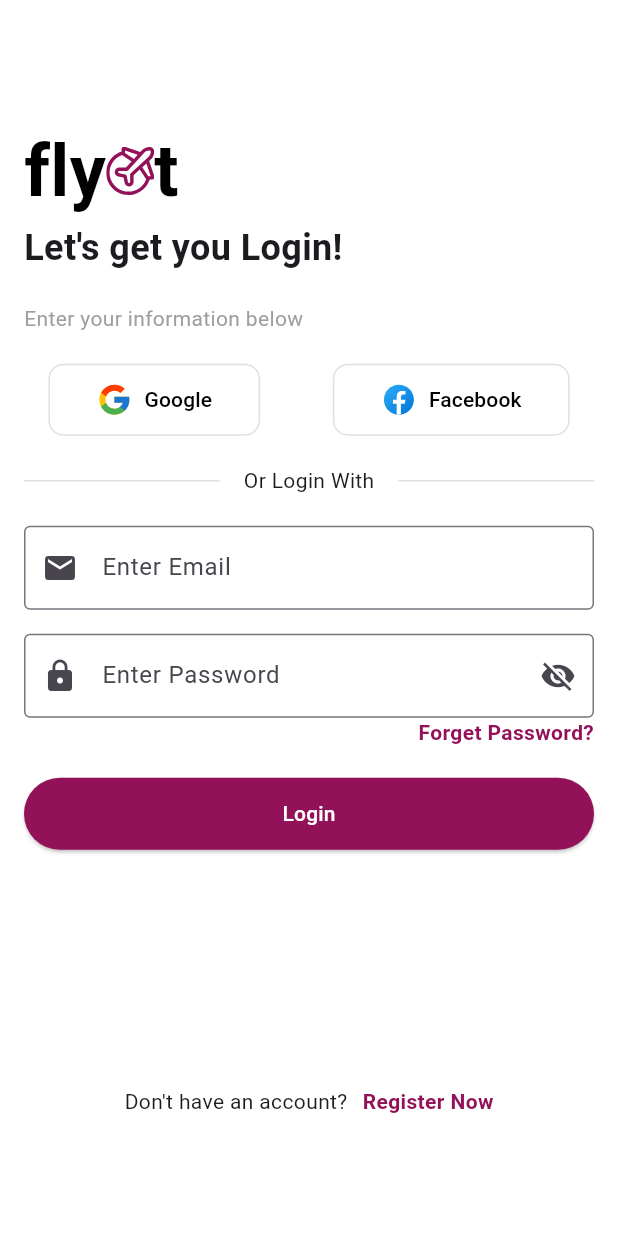
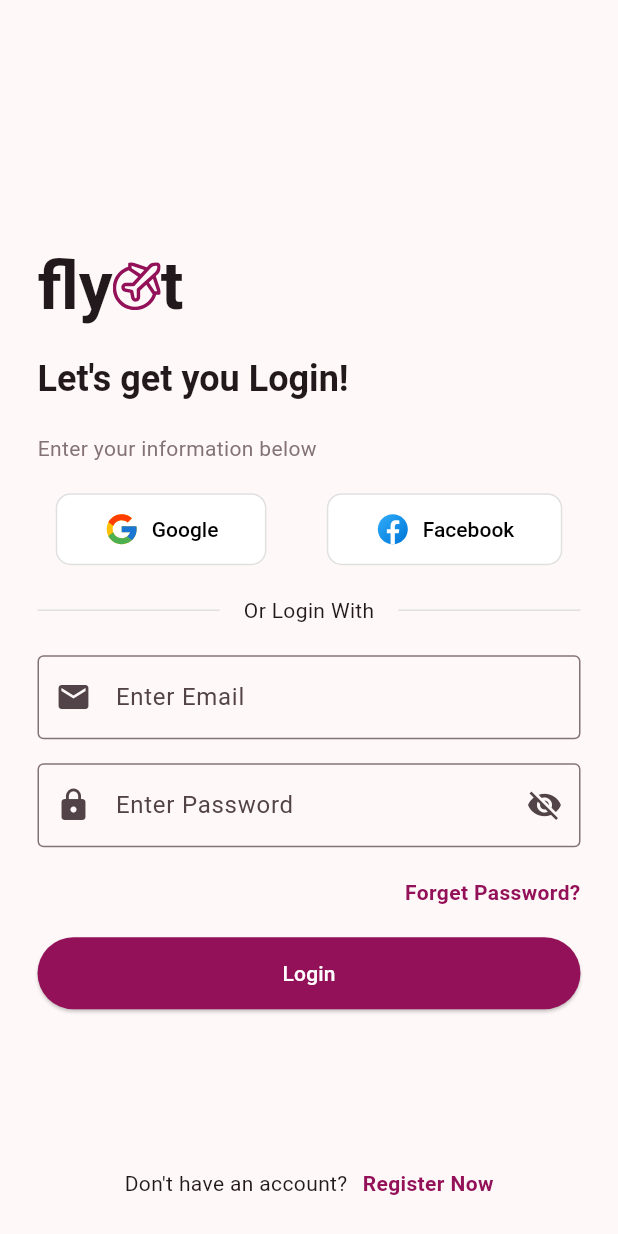
Before and after one commit to manjulaezhilarasan/flight_booking_app_using_bloc, a Flutter app: the screen it shows after launch, on a phone screen of 412 x 824 dp. Run offline on Flutter 3.47's test engine with Material 3 defaults, Android fonts, the phone set to English and light mode, and no system bars; drawn by our look-alikes of flutter_form_builder; our stand-ins replace equatable, flutter_bloc, flutter_svg, form_builder_validators, go_router, logger.

Commit message:
Changes:  - Theme implemented.  - bloc fix

```diff
--- /dev/null
+++ b/lib/common/constants.dart
@@ -0,0 +1,14 @@
+// ignore_for_file: constant_identifier_names
+class Constants {
+  static const THEMEMODE = "LIGHT";
+
+  static const LIGHTMODE = "light";
+  static const DARKMODE = "dark";
+  static const FONT_POPPINS = "Poppins";
+
+  static const THEME_TYPES = {
+    "Light": "light",
+    "Dark": "dark",
+    "System": "system",
+  };
+}
--- /dev/null
+++ b/lib/common/ui_helper.dart
@@ -0,0 +1,115 @@
+import 'package:flight_booking_app_using_bloc/common/constants.dart';
+import 'package:flutter/material.dart';
+
+class UiHelper {
+  UiHelper();
+
+  ThemeData themeData(String themeModel) {
+    return ThemeData(
+      useMaterial3: true,
+      colorScheme: ColorScheme.fromSeed(
+        seedColor: Color(0xFF931158),
+        brightness: themeModel == Constants.LIGHTMODE ? Brightness.light : Brightness.dark,
+      ),
+      filledButtonTheme: FilledButtonThemeData(
+        style: ButtonStyle(
+          shape: WidgetStateProperty.all(
+            RoundedRectangleBorder(
+              borderRadius: BorderRadius.circular(10.0),
+            ),
+          ),
+          textStyle: WidgetStateProperty.all(
+            TextStyle(
+              inherit: false,
+              fontWeight: FontWeight.w500,
+              // fontFamily: Constants.FONT_POPPINS,
+            ),
+          ),
+        ),
+      ),
+      outlinedButtonTheme: OutlinedButtonThemeData(
+        style: ButtonStyle(
+          shape: WidgetStateProperty.all(
+            RoundedRectangleBorder(
+              borderRadius: BorderRadius.circular(10.0),
+            ),
+          ),
+          textStyle: WidgetStateProperty.all(
+            TextStyle(
+              inherit: false,
+              fontWeight: FontWeight.w500,
+              // fontFamily: Constants.FONT_POPPINS,
+            ),
+          ),
+        ),
+      ),
+      inputDecorationTheme: InputDecorationTheme(
+        labelStyle: TextStyle(
+          inherit: true,
+        ),
+      ),
+      textTheme: TextTheme(
+        bodyLarge: TextStyle(
+          inherit: true,
+          // fontFamily: Constants.FONT_POPPINS,
+        ),
+        bodyMedium: TextStyle(
+          inherit: true,
+          // fontFamily: Constants.FONT_POPPINS,
+        ),
+        bodySmall: TextStyle(
+          inherit: true,
+          // fontFamily: Constants.FONT_POPPINS,
+        ),
+        labelLarge: TextStyle(
+          inherit: true,
+          // fontFamily: Constants.FONT_POPPINS,
+        ),
+        labelMedium: TextStyle(
+          inherit: true,
+          // fontFamily: Constants.FONT_POPPINS,
+        ),
+        labelSmall: TextStyle(
+          inherit: true,
+          // fontFamily: Constants.FONT_POPPINS,
+        ),
+        titleLarge: TextStyle(
+          inherit: true,
+          // fontFamily: Constants.FONT_POPPINS,
+        ),
+        titleMedium: TextStyle(
+          inherit: true,
+          // fontFamily: Constants.FONT_POPPINS,
+        ),
+        titleSmall: TextStyle(
+          inherit: true,
+          // fontFamily: Constants.FONT_POPPINS,
+        ),
+        headlineLarge: TextStyle(
+          inherit: true,
+          // fontFamily: Constants.FONT_POPPINS,
+        ),
+        headlineMedium: TextStyle(
+          inherit: true,
+          // fontFamily: Constants.FONT_POPPINS,
+        ),
+        headlineSmall: TextStyle(
+          inherit: true,
+          // fontFamily: Constants.FONT_POPPINS,
+        ),
+        displayLarge: TextStyle(
+          inherit: true,
+          // fontFamily: Constants.FONT_POPPINS,
+        ),
+        displayMedium: TextStyle(
+          inherit: true,
+          // fontFamily: Constants.FONT_POPPINS,
+        ),
+        displaySmall: TextStyle(
+          inherit: true,
+          // fontFamily: Constants.FONT_POPPINS,
+        ),
+      ),
+    );
+  }
+}
--- /dev/null
+++ b/lib/login_screen/bloc/login_event.dart
@@ -0,0 +1,20 @@
+part of "login_bloc.dart";
+
+sealed class LoginEvent extends Equatable {
+  const LoginEvent();
+  @override
+  List<Object> get props => [];
+}
+
+class InitializeLogin extends LoginEvent {}
+
+class OnChangeFormValue extends LoginEvent {
+  final Map<String, dynamic> formValues;
+
+  const OnChangeFormValue(this.formValues);
+
+  @override
+  List<Object> get props => [formValues];
+}
+
+class SubmitLogin extends LoginEvent {}
--- a/lib/login_screen/bloc/login_page_event.dart
+++ /dev/null
@@ -1,29 +0,0 @@
-import 'package:equatable/equatable.dart';
-
-sealed class LoginPageEvent extends Equatable {
-  const LoginPageEvent();
-  @override
-  List<Object> get props => [];
-}
-
-class InitializeLogin extends LoginPageEvent {}
-
-class ChangeEmail extends LoginPageEvent {
-  final String email;
-
-  const ChangeEmail(this.email);
-
-  @override
-  List<Object> get props => [email];
-}
-
-class ChangePassword extends LoginPageEvent {
-  final String password;
-
-  const ChangePassword(this.password);
-
-  @override
-  List<Object> get props => [password];
-}
-
-class SubmitLogin extends LoginPageEvent {}
--- a/lib/login_screen/bloc/login_page_state.dart
+++ /dev/null
@@ -1,33 +0,0 @@
-import 'package:equatable/equatable.dart';
-
-enum LoginPageStatus { initial, loading, loaded, success, failure }
-
-class LoginPageState extends Equatable {
-  final String email;
-  final String password;
-  final LoginPageStatus status;
-  final String message;
-
-  const LoginPageState({
-    this.email = '',
-    this.password = '',
-    this.status = LoginPageStatus.initial,
-    this.message = '',
-  });
-
-  LoginPageState copyWith(
-      {String? email,
-      String? password,
-      LoginPageStatus? status,
-      String? message}) {
-    return LoginPageState(
-      email: email ?? this.email,
-      password: password ?? this.password,
-      status: status ?? this.status,
-      message: message ?? this.message,
-    );
-  }
-
-  @override
-  List<Object?> get props => [email, password, status, message];
-}
--- /dev/null
+++ b/lib/login_screen/bloc/login_state.dart
@@ -0,0 +1,35 @@
+part of "login_bloc.dart";
+
+enum LoginStatus { initial, changing, changed, loading, loaded, success, failure }
+
+class LoginState extends Equatable {
+  final LoginStatus status;
+  final String message;
+  final LoginReqModel? loginReqModel;
+
+  const LoginState({
+    this.status = LoginStatus.initial,
+    required this.message,
+    this.loginReqModel,
+  });
+
+  static const initial = LoginState(
+    status: LoginStatus.initial,
+    message: "",
+  );
+
+  LoginState copyWith({
+    LoginStatus? status,
+    String? message,
+    LoginReqModel? loginReqModel,
+  }) {
+    return LoginState(
+      status: status ?? this.status,
+      message: message ?? this.message,
+      loginReqModel: loginReqModel ?? this.loginReqModel,
+    );
+  }
+
+  @override
+  List<Object?> get props => [status, message, loginReqModel];
+}
--- /dev/null
+++ b/lib/login_screen/models/login_req.dart
@@ -0,0 +1,41 @@
+// ignore_for_file: public_member_api_docs, sort_constructors_first
+class LoginReqModel {
+  String email;
+  String password;
+
+  LoginReqModel({
+    required this.email,
+    required this.password,
+  });
+
+  static LoginReqModel getInstance() {
+    return LoginReqModel(
+      email: "",
+      password: "",
+    );
+  }
+
+  LoginReqModel copyWith({
+    String? email,
+    String? password,
+  }) {
+    return LoginReqModel(
+      email: email ?? this.email,
+      password: password ?? this.password,
+    );
+  }
+
+  Map<String, dynamic> toMap() {
+    return <String, dynamic>{
+      'email': email,
+      'password': password,
+    };
+  }
+
+  factory LoginReqModel.fromMap(Map<String, dynamic> map) {
+    return LoginReqModel(
+      email: map['email'] as String,
+      password: map['password'] as String,
+    );
+  }
+}
--- a/lib/login_screen/views/mobile/login_mobile_page.dart
+++ b/lib/login_screen/views/mobile/login_mobile_page.dart
@@ -1,6 +1,4 @@
-import 'package:flight_booking_app_using_bloc/login_screen/bloc/login_page_bloc.dart';
-import 'package:flight_booking_app_using_bloc/login_screen/bloc/login_page_event.dart';
-import 'package:flight_booking_app_using_bloc/login_screen/bloc/login_page_state.dart';
+import 'package:flight_booking_app_using_bloc/login_screen/bloc/login_bloc.dart';
 import 'package:flutter/material.dart';
 import 'package:flutter_bloc/flutter_bloc.dart';
 import 'package:go_router/go_router.dart';
@@ -23,22 +21,32 @@ class _LoginMobilePageState extends State<LoginMobilePage> {
   @override
   Widget build(BuildContext context) {
     return Scaffold(
-      backgroundColor: Colors.white,
-      body: Padding(
-        padding: const EdgeInsets.symmetric(horizontal: 16.0, vertical: 20.0),
-        child: Center(
-          child: SingleChildScrollView(
+      backgroundColor: Theme.of(context).colorScheme.surface,
+      body: BlocConsumer<LoginBloc, LoginState>(
+        listenWhen: (previous, current) => previous != current,
+        listener: (context, state) {
+          if (state.status == LoginStatus.success) {}
+          if (state.status == LoginStatus.failure) {}
+        },
+        builder: (context, state) {
+          return Padding(
+            padding: const EdgeInsets.symmetric(horizontal: 25.0, vertical: 25.0),
+            child: Stack(
+              children: [
+                Align(
+                  alignment: Alignment.center,
+                  child: SizedBox(
+                    height: MediaQuery.sizeOf(context).height * 0.60,
                     child: Column(
+                      spacing: 20.0,
                       crossAxisAlignment: CrossAxisAlignment.start,
                       children: [
                         Row(
                           children: [
                             Text(
                               "fly",
-                      style: TextStyle(
-                        fontSize: 48.0,
-                        fontWeight: FontWeight.bold,
-                        color: Colors.black,
+                              style: Theme.of(context).textTheme.displayMedium?.copyWith(
+                                    fontWeight: FontWeight.w600,
                                   ),
                             ),
                             SvgPicture.asset(
@@ -48,29 +56,26 @@ class _LoginMobilePageState extends State<LoginMobilePage> {
                             ),
                             Text(
                               "t",
-                      style: TextStyle(
-                        fontSize: 48.0,
-                        fontWeight: FontWeight.bold,
-                        color: Colors.black,
+                              style: Theme.of(context).textTheme.displayMedium?.copyWith(
+                                    color: Theme.of(context).colorScheme.onSurface,
+                                    fontWeight: FontWeight.w600,
                                   ),
                             ),
                           ],
                         ),
                         Text(
                           "Let's get you Login!",
-                  style: TextStyle(
-                    fontSize: 24.0,
-                    fontWeight: FontWeight.bold,
+                          style: Theme.of(context).textTheme.headlineSmall?.copyWith(
+                                color: Theme.of(context).colorScheme.onSurface,
+                                fontWeight: FontWeight.w600,
                               ),
-                ),
-                SizedBox(
-                  height: 20.0,
                         ),
                         Text(
                           "Enter your information below",
-                  style: TextStyle(color: Colors.grey),
+                          style: Theme.of(context).textTheme.bodyMedium?.copyWith(
+                                color: Theme.of(context).colorScheme.outline,
                               ),
-                SizedBox(height: 20.0),
+                        ),
                         Row(
                           mainAxisAlignment: MainAxisAlignment.spaceEvenly,
                           children: [
@@ -79,7 +84,6 @@ class _LoginMobilePageState extends State<LoginMobilePage> {
                             socialLoginButton("Facebook", "assets/images/facebook.svg"),
                           ],
                         ),
-                SizedBox(height: 20.0),
                         Row(
                           children: [
                             Expanded(
@@ -94,23 +98,25 @@ class _LoginMobilePageState extends State<LoginMobilePage> {
                             ),
                           ],
                         ),
-                SizedBox(height: 20.0),
                         FormBuilder(
                           key: _formKey,
+                          onChanged: () {
+                            _formKey.currentState?.save();
+                            context.read<LoginBloc>().add(OnChangeFormValue(_formKey.currentState!.value));
+                          },
                           child: Column(
                             children: [
                               FormBuilderTextField(
                                 name: 'email',
+                                initialValue: state.loginReqModel?.email,
                                 decoration: InputDecoration(
                                   labelText: "Enter Email",
                                   border: OutlineInputBorder(),
                                   prefixIcon: Icon(Icons.email),
                                 ),
                                 validator: FormBuilderValidators.compose([
-                          FormBuilderValidators.required(
-                              errorText: "Email is required"),
-                          FormBuilderValidators.email(
-                              errorText: "Enter a valid email"),
+                                  FormBuilderValidators.required(errorText: "Email is required"),
+                                  FormBuilderValidators.email(errorText: "Enter a valid email"),
                                 ]),
                                 keyboardType: TextInputType.emailAddress,
                               ),
@@ -119,6 +125,7 @@ class _LoginMobilePageState extends State<LoginMobilePage> {
                               ),
                               FormBuilderTextField(
                                 name: "password",
+                                initialValue: state.loginReqModel?.password,
                                 obscureText: _obscurePassword,
                                 decoration: InputDecoration(
                                     labelText: "Enter Password",
@@ -130,16 +137,11 @@ class _LoginMobilePageState extends State<LoginMobilePage> {
                                           _obscurePassword = !_obscurePassword;
                                         });
                                       },
-                              icon: Icon(_obscurePassword
-                                  ? Icons.visibility_off
-                                  : Icons.visibility),
+                                      icon: Icon(_obscurePassword ? Icons.visibility_off : Icons.visibility),
                                     )),
                                 validator: FormBuilderValidators.compose([
-                          FormBuilderValidators.required(
-                              errorText: "Password is required"),
-                          FormBuilderValidators.minLength(8,
-                              errorText:
-                                  "Password must be at least 8 characters")
+                                  FormBuilderValidators.required(errorText: "Password is required"),
+                                  FormBuilderValidators.minLength(8, errorText: "Password must be at least 8 characters")
                                 ]),
                               ),
                             ],
@@ -155,26 +157,21 @@ class _LoginMobilePageState extends State<LoginMobilePage> {
                                 )),
                           ),
                         ),
-                SizedBox(
-                  height: 20.0,
-                ),
-                BlocBuilder<LoginPageBloc, LoginPageState>(
+                        BlocBuilder<LoginBloc, LoginState>(
                           builder: (context, state) {
                             return ElevatedButton(
                               style: ElevatedButton.styleFrom(
                                 backgroundColor: Color(0xff931158),
                                 minimumSize: const Size(double.infinity, 48.0),
                               ),
-                      onPressed: state.status == LoginPageStatus.loading
+                              onPressed: state.status == LoginStatus.loading
                                   ? null
                                   : () {
                                       if (_formKey.currentState!.saveAndValidate()) {
-                                context
-                                    .read<LoginPageBloc>()
-                                    .add(SubmitLogin());
+                                        context.read<LoginBloc>().add(SubmitLogin());
                                       }
                                     },
-                      child: state.status == LoginPageStatus.loading
+                              child: state.status == LoginStatus.loading
                                   ? CircularProgressIndicator(color: Colors.white)
                                   : Text(
                                       "Login",
@@ -183,10 +180,13 @@ class _LoginMobilePageState extends State<LoginMobilePage> {
                             );
                           },
                         ),
-                SizedBox(
-                  height: 158.0,
+                      ],
                     ),
-                Row(
+                  ),
+                ),
+                Align(
+                  alignment: Alignment.bottomCenter,
+                  child: Row(
                     mainAxisAlignment: MainAxisAlignment.center,
                     children: [
                       Text("Don't have an account?"),
@@ -197,17 +197,16 @@ class _LoginMobilePageState extends State<LoginMobilePage> {
                         onTap: () => context.go('/register'),
                         child: Text(
                           "Register Now",
-                        style: TextStyle(
-                            color: Color(0xff931158),
-                            fontWeight: FontWeight.bold),
+                          style: TextStyle(color: Color(0xff931158), fontWeight: FontWeight.bold),
                         ),
                       ),
                     ],
                   ),
+                ),
               ],
             ),
-          ),
-        ),
+          );
+        },
       ),
     );
   }
--- a/lib/main.dart
+++ b/lib/main.dart
@@ -1,4 +1,6 @@
-import 'package:flight_booking_app_using_bloc/login_screen/bloc/login_page_bloc.dart';
+import 'package:flight_booking_app_using_bloc/common/constants.dart';
+import 'package:flight_booking_app_using_bloc/common/ui_helper.dart';
+import 'package:flight_booking_app_using_bloc/login_screen/bloc/login_bloc.dart';
 import 'package:flight_booking_app_using_bloc/login_screen/views/mobile/login_mobile_page.dart';
 import 'package:flutter/material.dart';
 import 'package:flutter_bloc/flutter_bloc.dart';
@@ -6,7 +8,7 @@ import 'package:go_router/go_router.dart';
 
 void main() {
   runApp(BlocProvider(
-    create: (_) => LoginPageBloc(),
+    create: (_) => LoginBloc(),
     child: LoginPage(),
   ));
 }
@@ -16,18 +18,21 @@ class LoginPage extends StatelessWidget {
 
   @override
   Widget build(BuildContext context) {
+    UiHelper uiHelper = UiHelper();
     return MaterialApp.router(
       title: 'Flight Booking App Using BLoc',
       routerConfig: _router,
+      theme: uiHelper.themeData(Constants.LIGHTMODE),
     );
   }
 
   final GoRouter _router = GoRouter(routes: [
     GoRoute(
-        path: '/',
-        builder: (context, state) => BlocProvider.value(
-              value: context.read<LoginPageBloc>(),
-              child: LoginMobilePage(),
-            )),
+      path: '/',
+      builder: (context, state) => BlocProvider.value(
+        value: context.read<LoginBloc>(),
+        child: LoginMobilePage(),
+      ),
+    ),
   ]);
 }
```
Also changed, not shown: lib/login_screen/bloc/login_bloc.dart (added, +63 -0 lines), lib/login_screen/bloc/login_page_bloc.dart (deleted, +0 -67 lines), pubspec.lock. Lines whose indentation alone changed are shown as unchanged.
